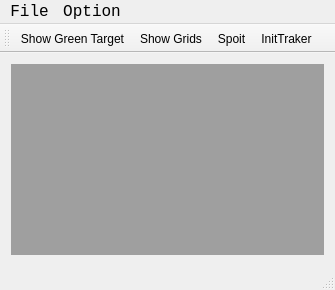
Above: Main_app/src/mainwindow.ui from hayashi-lab-soma/ONGA_BlueDoctor before the change. Below: the same form after it.
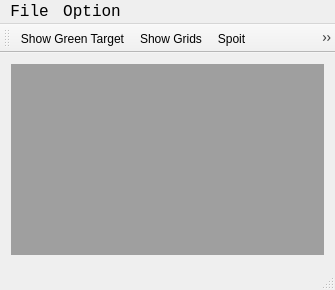
That is the form after the change. Icons and pictures are not drawn.

```diff
--- a/Main_app/src/mainwindow.ui
+++ b/Main_app/src/mainwindow.ui
@@ -36,7 +36,7 @@
    <addaction name="actShowGreenTarget"/>
    <addaction name="actShowGrids"/>
    <addaction name="actSpoit"/>
-   <addaction name="actInitTracker"/>
+   <addaction name="actOpenDepthCSV"/>
   </widget>
   <widget class="QStatusBar" name="statusBar">
    <property name="font">
@@ -174,18 +174,6 @@
     <string>Alarm ON</string>
    </property>
   </action>
-  <action name="actInitTracker">
-   <property name="checkable">
-    <bool>true</bool>
-   </property>
-   <property name="icon">
-    <iconset>
-     <normaloff>../resource/tracker.png</normaloff>../resource/tracker.png</iconset>
-   </property>
-   <property name="text">
-    <string>InitTraker</string>
-   </property>
-  </action>
  </widget>
  <layoutdefault spacing="6" margin="11"/>
  <resources/>
```
Left out of the diff: 9 changed lines with no effect on the pictures.
